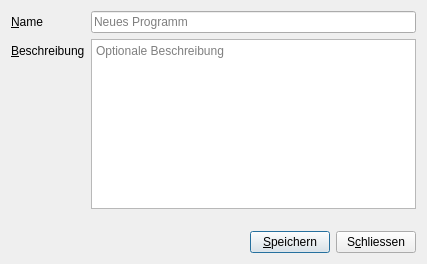
Old version of the form speck_weg/ui/dialog_training_program.ui in the repository hochstibe/fingertraining.
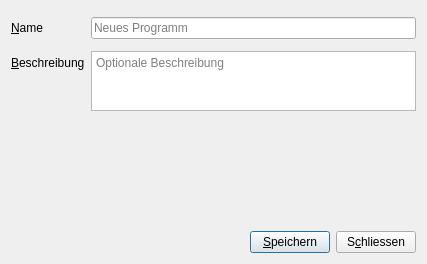
New version of the form.

```diff
--- a/speck_weg/ui/dialog_training_program.ui
+++ b/speck_weg/ui/dialog_training_program.ui
@@ -57,6 +57,15 @@
      </item>
      <item row="1" column="1">
       <widget class="QTextEdit" name="textEdit_description">
+       <property name="maximumSize">
+        <size>
+         <width>16777215</width>
+         <height>60</height>
+        </size>
+       </property>
+       <property name="tabChangesFocus">
+        <bool>true</bool>
+       </property>
        <property name="placeholderText">
         <string>Optionale Beschreibung</string>
        </property>
```
